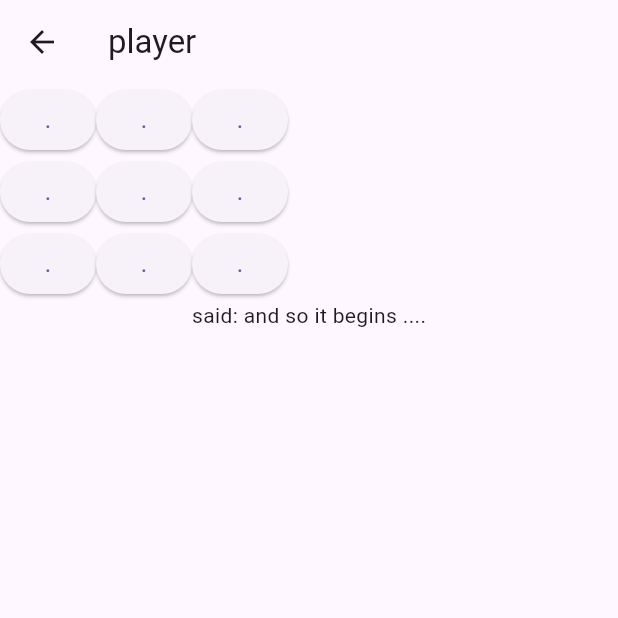
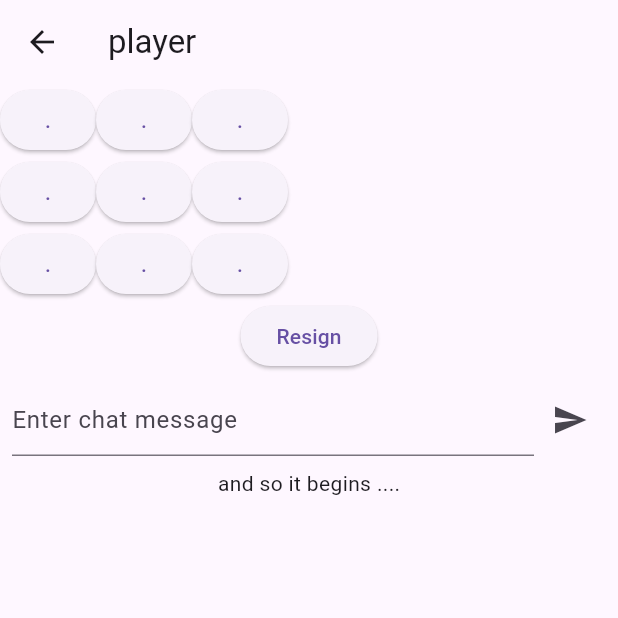
Before and after one commit to davichaves/tac368_assignments, a Flutter app: the Player screen opened directly, on a phone screen of 412 x 824 dp, the top half of it. Run offline on Flutter 3.47's test engine with Material 3 defaults, Android fonts, the phone set to English and light mode, and no system bars; our stand-ins replace equatable, flutter_bloc, hydrated_bloc.

Commit message:
finishing lab 20

```diff
--- a/lab20/lab20_davi/lib/game_state.dart
+++ b/lab20/lab20_davi/lib/game_state.dart
@@ -10,20 +10,32 @@ class GameState
   bool iStart;
   bool myTurn;
   List<String> board;
+  String winner;
+  String resignedBy;
 
-  GameState( this.iStart, this.myTurn, this.board );
+  GameState( this.iStart, this.myTurn, this.board, this.winner, this.resignedBy );
 }
 
 class GameCubit extends Cubit<GameState>
 {
   static final String d = ".";
-  GameCubit( bool myt ): super( GameState( myt, myt, [d,d,d,d,d,d,d,d,d] ));
+  GameCubit( bool myt ): super( GameState( myt, myt, [d,d,d,d,d,d,d,d,d], "", "" ));
+
+  String checkWin(List<String> b) {
+    for(int i=0;i<9;i+=3) if(b[i]!=d && b[i]==b[i+1] && b[i]==b[i+2]) return b[i];
+    for(int i=0;i<3;i++) if(b[i]!=d && b[i]==b[i+3] && b[i]==b[i+6]) return b[i];
+    if(b[0]!=d && b[0]==b[4] && b[0]==b[8]) return b[0];
+    if(b[2]!=d && b[2]==b[4] && b[2]==b[6]) return b[2];
+    if(!b.contains(d)) return "draw";
+    return "";
+  }
 
   update( int where, String what )
   {
     state.board[where] = what;
     state.myTurn = !state.myTurn;
-    emit( GameState(state.iStart,state.myTurn,state.board) ) ;
+    String win = checkWin(state.board);
+    emit( GameState(state.iStart,state.myTurn,state.board, win, state.resignedBy) ) ;
   }
 
   // Someone played x or o in this square.  (numbered from
@@ -33,7 +45,8 @@ class GameCubit extends Cubit<GameState>
   { String mark = state.myTurn==state.iStart? "x":"o";
     state.board[where] = mark;
     state.myTurn = !state.myTurn;
-    emit( GameState(state.iStart,state.myTurn,state.board) ) ;
+    String win = checkWin(state.board);
+    emit( GameState(state.iStart,state.myTurn,state.board, win, state.resignedBy) ) ;
   }
 
   // incoming messages are sent here for the game to do
@@ -45,7 +58,14 @@ class GameCubit extends Cubit<GameState>
     { int sqNum = int.parse(parts[1]);
       play(sqNum);
     }
-
+    else if ( parts[0] == "resign" )
+    {
+      emit( GameState(state.iStart, state.myTurn, state.board, state.winner, "opponent") );
+    }
 
   }
+
+  void resignLocally() {
+    emit( GameState(state.iStart, state.myTurn, state.board, state.winner, "me") );
+  }
 }
--- a/lab20/lab20_davi/lib/player.dart
+++ b/lab20/lab20_davi/lib/player.dart
@@ -64,13 +64,60 @@ class Player3 extends StatelessWidget
   Widget build( BuildContext context )
   { SaidCubit sc = BlocProvider.of<SaidCubit>(context);
     SaidState ss = sc.state;
-    return Column
+    GameCubit gc = BlocProvider.of<GameCubit>(context);
+    GameState gs = gc.state;
+    YakCubit yc = BlocProvider.of<YakCubit>(context);
+
+    TextEditingController tec = TextEditingController();
+
+    return SingleChildScrollView(
+      child: Column
       ( children:
         [ Row(children: [ Sq(0), Sq(1), Sq(2)]),
           Row(children: [ Sq(3), Sq(4), Sq(5)]),
           Row(children: [ Sq(6), Sq(7), Sq(8)]),
-        Text("said: ${ss.said}"),
+          if (gs.winner != "") Text("Winner: ${gs.winner}", style: TextStyle(fontSize: 24)),
+          if (gs.resignedBy == "opponent") Text("Opponent Resigned", style: TextStyle(fontSize: 24, color: Colors.red)),
+          if (gs.resignedBy == "me") Text("You Resigned", style: TextStyle(fontSize: 24, color: Colors.blue)),
+          ElevatedButton(
+            onPressed: () {
+              gc.resignLocally();
+              yc.say("resign");
+            },
+            child: Text("Resign")
+          ),
+          Padding(
+            padding: const EdgeInsets.all(8.0),
+            child: Row(
+              children: [
+                Expanded(child: TextField(
+                  controller: tec,
+                  decoration: InputDecoration(hintText: "Enter chat message"),
+                  onSubmitted: (val) {
+                    if (val.isNotEmpty) {
+                      sc.update("Me: $val");
+                      yc.say("chat Opponent: $val");
+                      tec.clear();
+                    }
+                  }
+                )),
+                IconButton(
+                  icon: Icon(Icons.send),
+                  onPressed: () {
+                    String val = tec.text;
+                    if (val.isNotEmpty) {
+                      sc.update("Me: $val");
+                      yc.say("chat Opponent: $val");
+                      tec.clear();
+                    }
+                  }
+                )
               ]
+            )
+          ),
+          ...ss.messages.map((m) => Text(m)).toList(),
+        ]
+      )
     );
 
   }
@@ -92,9 +139,11 @@ class Sq extends StatelessWidget
 
     return ElevatedButton
     ( onPressed: ()
-      { gc.play(sn);
-
+      {
+        if (gs.board[sn] == GameCubit.d && gs.myTurn && gs.winner == "" && gs.resignedBy == "") {
+          gc.play(sn);
           yc.say("sq $sn");
+        }
       },
       child: Text(gs.board[sn]),
     );
--- a/lab20/lab20_davi/lib/said_state.dart
+++ b/lab20/lab20_davi/lib/said_state.dart
@@ -17,17 +17,20 @@ import "game_state.dart";
 
 class SaidState
 {
-   String said;
+   List<String> messages;
 
-   SaidState( this.said );
+   SaidState( this.messages );
 }
 
 class SaidCubit extends Cubit<SaidState>
 {
-  SaidCubit() : super( SaidState("and so it begins ....\n" ) );
+  SaidCubit() : super( SaidState(["and so it begins ...."] ) );
 
   // void update( String more ) { emit(SaidState( "${state.said}$more\n" ) ); }
-  void update( String s ) { emit( SaidState(s) ); }
+  void update( String s ) {
+    List<String> newMessages = List.from(state.messages)..add(s);
+    emit( SaidState(newMessages) );
+  }
 
   void listen( BuildContext bc )
   { YakCubit yc = BlocProvider.of<YakCubit>(bc);
@@ -39,8 +42,11 @@ class SaidCubit extends Cubit<SaidState>
     ys.socket!.listen
     ( (Uint8List data) async
       { final message = String.fromCharCodes(data);
-        update(message);
-        gc.handle(message);
+        if (message.startsWith("chat ")) {
+          update(message.substring(5));
+        } else {
+          gc.handle(message);
+        }
       },
           // handle errors
       onError: (error)
```
Lines whose indentation alone changed are shown as unchanged.
